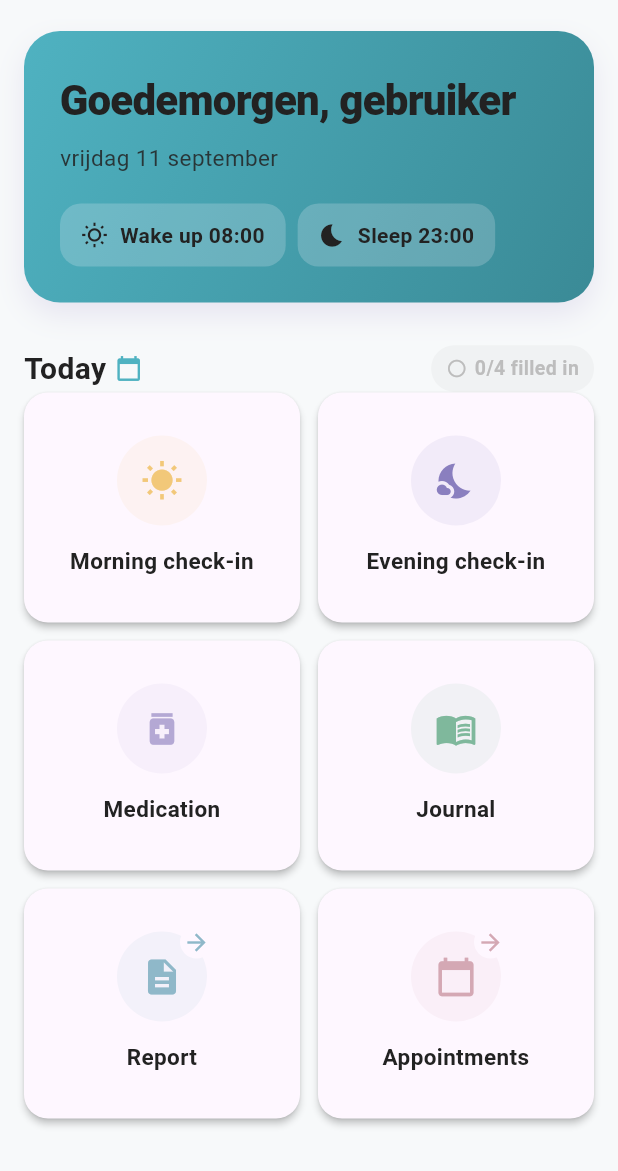
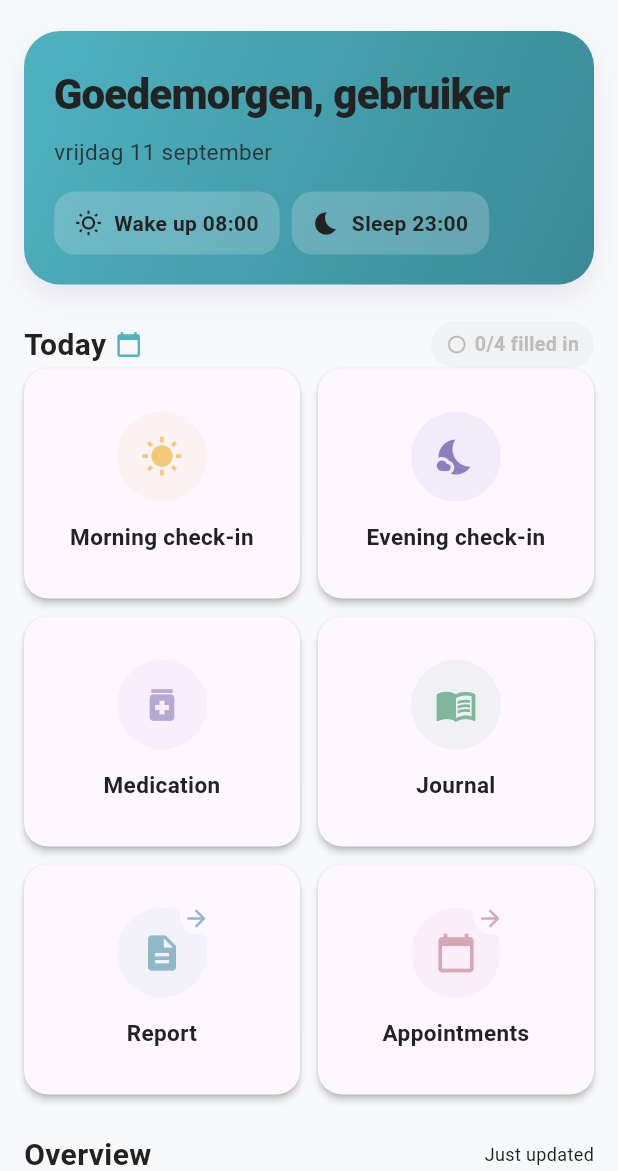
Before and after one commit to danield76799/Ritme, a Flutter app: the DashboardScreen screen opened directly, on a phone screen of 412 x 824 dp, the part 65-1236 px from its top. Run offline on Flutter 3.47's test engine with Material 3 defaults, Android fonts, the phone set to English and light mode, and no system bars; our stand-ins replace file_picker, fl_chart, flutter_local_notifications, flutter_secure_storage, flutter_timezone, hive and 7 more; missing offline and left inert: local_auth_android, local_auth_darwin, workmanager; accounts and stored records are empty; generated files the repository leaves out were written again; statements that could not run were skipped; project files that could hold a hidden picture were left out.

Commit message:
feat(dashboard): UI-verbeteringen + 'je sliep' tekstfix
- Lege states met uitleg + context (slaap, SRT, activiteiten)
- Slaapduur-kaart toont 'Je sliep X per nacht (gem. over n nachten)'
- Activiteiten-kaart met progress-bar ipv alleen cijfer
- Streak-chip naast meter (uit greeting-card gehaald)
- Greeting-card compacter (minder witruimte)
- Actie-tegels (rapport, afspraken) met pijltje-icoon
- Afspraken-tegel toegevoegd (positie 6/6)
- Episodes verwijderd uit menu + routes
- L10N: NL + EN keys voor alle nieuwe teksten

```diff
--- a/lib/l10n/intl_en.arb
+++ b/lib/l10n/intl_en.arb
@@ -7,6 +7,10 @@
   "afspraakVerwijderdNogNotificatiesPending": "Appointment removed. {pending} notifications still pending.",
   "afspraakVerwijderen": "Remove appointment?",
   "afspraken": "Appointments",
+  "jeSliepGemiddeld": "You slept {uren} per night (average over {n} nights)",
+  "slaapVerbeterStemming": "Adequate sleep helps improve your mood.",
+  "srtTooltip": "Regularity in your daily rhythm helps stabilize your biological clock.",
+  "activiteitenUitleg": "Record your fixed daily activities to measure your rhythm.",
   "alleDataVerwijderd": "All data has been deleted!",
   "allesWissen2": "Erase everything",
   "annuleer": "Cancel",
--- a/lib/l10n/intl_nl.arb
+++ b/lib/l10n/intl_nl.arb
@@ -6,6 +6,10 @@
   "afspraakVerwijderd": "Afspraak verwijderd!",
   "afspraakVerwijderdNogNotificatiesPending": "Afspraak verwijderd. Nog {pending} notificaties pending.",
   "afspraakVerwijderen": "Afspraak verwijderen?",
+  "jeSliepGemiddeld": "Je sliep {uren} per nacht (gemiddeld over {n} nachten)",
+  "slaapVerbeterStemming": "Voldoende slaap helpt je stemming te verbeteren.",
+  "srtTooltip": "Regelmatigheid in je dagritme helpt je biologische klok stabiliseren.",
+  "activiteitenUitleg": "Registreer je vaste dagactiviteiten om je ritme te meten.",
   "afspraken": "Afspraken",
   "alleDataVerwijderd": "Alle data is verwijderd!",
   "allesWissen2": "Alles Wissen",
--- a/lib/screens/dashboard_screen.dart
+++ b/lib/screens/dashboard_screen.dart
@@ -22,7 +22,6 @@ import 'crisisplan_screen.dart';
 import 'rapport_screen.dart';
 import '../generated/l10n/app_localizations.dart';
 
-// Add enum for AlertSeverity
 enum AlertSeverity { high, medium }
 
 class DashboardScreen extends StatefulWidget {
@@ -45,7 +44,6 @@ class _DashboardScreenState extends State<DashboardScreen> with WidgetsBindingOb
   Set<String> _checkinTypes = {};
   List<Map<String, dynamic>> _srmActivitiesList = [];
   List<Alert> _alerts = [];
-
 
   int _dagStreak = 0;
   DateTime _selectedDate = DateTime.now();
@@ -71,7 +69,6 @@ class _DashboardScreenState extends State<DashboardScreen> with WidgetsBindingOb
     }
   }
 
-  /// Geoptimaliseerde data laad: batch queries, parallel, geen dubbele calls
   Future<void> _loadData() async {
     try {
       final now = DateTime.now();
@@ -79,7 +76,6 @@ class _DashboardScreenState extends State<DashboardScreen> with WidgetsBindingOb
       final startDateStr = '${weekAgo.year}-${weekAgo.month.toString().padLeft(2, '0')}-${weekAgo.day.toString().padLeft(2, '0')}';
       final endDateStr = '${now.year}-${now.month.toString().padLeft(2, '0')}-${now.day.toString().padLeft(2, '0')}';
 
-      // Alle data parallel ophalen in 3 batch queries (was: 14+ queries)
       final results = await Future.wait([
         db.getSettings(),
         db.getDailyLogsRange(startDateStr, endDateStr),
@@ -90,15 +86,12 @@ class _DashboardScreenState extends State<DashboardScreen> with WidgetsBindingOb
       final dailyLogs = results[1] as List<Map<String, dynamic>>;
       final weeklyActivities = results[2] as List<Map<String, dynamic>>;
 
-      // ---- Dagstatus vandaag (vinkjes op de tegels) ----
       final todayStr = endDateStr;
       final todayLog = dailyLogs.where((l) => l['date'] == todayStr).firstOrNull;
       final todayActs = weeklyActivities.where((a) => a['date'] == todayStr).toList();
 
-      // ---- Checkin-types bepalen (voor vinkjes + meter) ----
       final checkinTypesToday = <String>{};
       if (todayLog != null) {
-        // Ochtend: slaap/q4 ingevuld
         final s = todayLog['uren_slaap'];
         final sNum = s is num ? s.toDouble() : double.tryParse(s?.toString() ?? '');
         final a = todayLog['awake_minutes'];
@@ -108,7 +101,6 @@ class _DashboardScreenState extends State<DashboardScreen> with WidgetsBindingOb
           checkinTypesToday.add('ochtend');
         }
       }
-      // Medicatie: minimaal één intake vandaag met aantal_ingenomen > 0
       try {
         final intake = await db.getMedicationIntake(todayStr);
         final hasMed = intake.any((row) {
@@ -118,12 +110,10 @@ class _DashboardScreenState extends State<DashboardScreen> with WidgetsBindingOb
         });
         if (hasMed) checkinTypesToday.add('medicatie');
       } catch (_) {}
-      // Dagboek: entry bestaat voor vandaag
       try {
         final dagboek = await db.getDagboek(todayStr);
         if (dagboek != null) checkinTypesToday.add('dagboek');
       } catch (_) {}
-      // Avond: SRM-activiteiten 'Eerste contact', 'Werk / Hobby', 'Avondeten', 'Naar bed'
       final avondTypes = {'Eerste contact', 'Werk / Hobby', 'Avondeten', 'Naar bed'};
       final hasAvond = todayActs.any((a) {
         final type = a['activity_type']?.toString() ?? '';
@@ -131,7 +121,7 @@ class _DashboardScreenState extends State<DashboardScreen> with WidgetsBindingOb
       });
       if (hasAvond) checkinTypesToday.add('avond');
 
-      // ---- Dagstreak: opeenvolgende dagen met minstens één log ----
+      // Dagstreak
       int streak = 0;
       for (int i = 0; i < 365; i++) {
         final d = now.subtract(Duration(days: i));
@@ -150,9 +140,6 @@ class _DashboardScreenState extends State<DashboardScreen> with WidgetsBindingOb
           final t = a['actual_time']?.toString() ?? '';
           return t.isNotEmpty && t != '--:--';
         });
-        // Ochtendcheckin heeft GEEN 'stemming_hoog' maar wél
-        // uren_slaap/awake_minutes/q4 — dus check ook op
-        // aanwezigheid van elke dagelijkse log-rij (niet alleen stemming).
         final hasLogEntry = dailyLogs.any((l) => l['date'] == ds);
         if (hasMood || hasSleep || hasSrm || hasLogEntry) {
           streak++;
@@ -161,7 +148,6 @@ class _DashboardScreenState extends State<DashboardScreen> with WidgetsBindingOb
         }
       }
 
-      // Sleep score berekenen uit batch logs (geen 7 losse queries)
       double totalSleep = 0;
       int sleepCount = 0;
       int loggedDaysCount = 0;
@@ -171,7 +157,6 @@ class _DashboardScreenState extends State<DashboardScreen> with WidgetsBindingOb
         final dateStr = log['date']?.toString();
         if (dateStr == null) continue;
 
-        // Slaap uitlezen: eerst sleep_hours, fallback uren_slaap
         final rawSleep = log['sleep_hours'];
         final rawUren = log['uren_slaap'];
         double? sleep;
@@ -190,7 +175,6 @@ class _DashboardScreenState extends State<DashboardScreen> with WidgetsBindingOb
       }
       final avgSleep = sleepCount > 0 ? totalSleep / sleepCount : 0.0;
 
-      // SRT stabiliteit uit batch activiteiten (geen 7 losse queries)
       double totalPScore = 0;
       int totalActivities = 0;
       for (final activity in weeklyActivities) {
@@ -223,7 +207,6 @@ class _DashboardScreenState extends State<DashboardScreen> with WidgetsBindingOb
         });
       }
 
-      // Alerts async in de achtergrond
       BipolarAlertService.instance.runAllChecks().then((alerts) {
         if (mounted) setState(() => _alerts = alerts);
       });
@@ -349,10 +332,10 @@ class _DashboardScreenState extends State<DashboardScreen> with WidgetsBindingOb
           child: Column(
             crossAxisAlignment: CrossAxisAlignment.start,
             children: [
-              // Greeting card
+              // Greeting card - compacter
               Container(
                 width: double.infinity,
-                padding: EdgeInsets.all(24),
+                padding: EdgeInsets.all(20),
                 decoration: BoxDecoration(
                   gradient: isDark
                       ? LinearGradient(
@@ -393,35 +376,7 @@ class _DashboardScreenState extends State<DashboardScreen> with WidgetsBindingOb
                         fontSize: 15,
                       ),
                     ),
-                    // Dagstreak-motivatie
-                    if (_dagStreak > 0) ...[
-                      const SizedBox(height: 10),
-                      Container(
-                        padding: const EdgeInsets.symmetric(horizontal: 10, vertical: 5),
-                        decoration: BoxDecoration(
-                          color: Colors.white.withValues(alpha: 0.2),
-                          borderRadius: BorderRadius.circular(20),
-                        ),
-                        child: Row(
-                          mainAxisSize: MainAxisSize.min,
-                          children: [
-                            const Text('🔥', style: TextStyle(fontSize: 13)),
-                            const SizedBox(width: 6),
-                            Text(
-                              _dagStreak == 1
-                                  ? AppLocalizations.of(context).streakEenDag
-                                  : AppLocalizations.of(context).streakMeerdereDagen(_dagStreak),
-                              style: TextStyle(
-                                color: Theme.of(context).colorScheme.onSurface,
-                                fontSize: 13,
-                                fontWeight: FontWeight.w600,
-                              ),
-                            ),
-                          ],
-                        ),
-                      ),
-                    ],
-                    const SizedBox(height: 18),
+                    const SizedBox(height: 14),
                     Row(
                       children: [
                         _buildTimeChip(Icons.wb_sunny_outlined, AppLocalizations.of(context).opstaan, _settings?['target_opstaan'] ?? '08:00', isDark),
@@ -433,7 +388,7 @@ class _DashboardScreenState extends State<DashboardScreen> with WidgetsBindingOb
                 ),
               ),
 
-              const SizedBox(height: 28),
+              const SizedBox(height: 24),
 
               // Alerts
               if (_alerts.isNotEmpty) ...[
@@ -441,7 +396,7 @@ class _DashboardScreenState extends State<DashboardScreen> with WidgetsBindingOb
                 const SizedBox(height: 16),
               ],
 
-              // Datum-picker + dagstatus-metertje
+              // Datum-picker + dagstatus-metertje + streak-chip
               Row(children: [
                 GestureDetector(
                   onTap: () => _selectDate(context),
@@ -455,6 +410,10 @@ class _DashboardScreenState extends State<DashboardScreen> with WidgetsBindingOb
                   ]),
                 ),
                 const Spacer(),
+                if (_dagStreak > 0) ...[
+                  _buildStreakChip(),
+                  const SizedBox(width: 8),
+                ],
                 _DagStatusMeter(
                   gelogd: _checkinTypes.length,
                   totaal: 4,
@@ -478,7 +437,7 @@ class _DashboardScreenState extends State<DashboardScreen> with WidgetsBindingOb
                 ],
               ),
 
-              const SizedBox(height: 28),
+              const SizedBox(height: 24),
 
               Row(
                 children: [
@@ -488,38 +447,49 @@ class _DashboardScreenState extends State<DashboardScreen> with WidgetsBindingOb
                     Text(_formatLastUpdated(context), style: TextStyle(fontSize: 12, color: theme.textTheme.bodyMedium?.color)),
                 ],
               ),
-              const SizedBox(height: 16),
+              const SizedBox(height: 12),
 
+              // Slaapduur-kaart met context + "je sliep"
               _buildMetricCard(
                 context,
                 icon: Icons.bedtime,
                 title: AppLocalizations.of(context).slaapduurLabel,
-                value: _sleepQuality > 0 ? _formatHours(_sleepQuality) : AppLocalizations.of(context).nogNietGelogdVandaag,
-                subtitle: _loggedDaysCount > 0 ? AppLocalizations.of(context).nachten(_loggedDaysCount) : null,
+                value: _sleepQuality > 0 ? _formatHours(_sleepQuality) : null,
+                emptyValue: AppLocalizations.of(context).nogNietGelogdVandaag,
+                subtitle: _sleepQuality > 0 && _loggedDaysCount > 0
+                    ? AppLocalizations.of(context).jeSliepGemiddeld(_formatHours(_sleepQuality), _loggedDaysCount)
+                    : null,
+                emptyHint: AppLocalizations.of(context).slaapVerbeterStemming,
                 color: const Color(0xFF88B0C7),
                 route: '/sleep-detail',
+                isEmpty: _sleepQuality <= 0,
               ),
               const SizedBox(height: 10),
+              // SRT-score
               _buildMetricCard(
                 context,
                 icon: Icons.schedule,
                 title: AppLocalizations.of(context).srtScore,
-                value: _rhythmStability > 0 ? '${_rhythmStability.round()}%' : AppLocalizations.of(context).logVandaagOmTeZien,
+                value: _rhythmStability > 0 ? '${_rhythmStability.round()}%' : null,
+                emptyValue: AppLocalizations.of(context).logVandaagOmTeZien,
                 subtitle: _rhythmStability > 0 ? _getSrtLabel(_rhythmStability, context) : null,
+                emptyHint: AppLocalizations.of(context).srtTooltip,
                 color: _getSrtColor(_rhythmStability),
                 route: '/rhythm-detail',
+                isEmpty: _rhythmStability <= 0,
               ),
               const SizedBox(height: 10),
-              _buildMetricCard(
+              // Activiteiten met progress-bar
+              _buildActivityMetricCard(
                 context,
                 icon: Icons.local_activity,
                 title: AppLocalizations.of(context).activiteitenDezeWeekLabel,
-                value: _weeklyActivities > 0 ? '$_weeklyActivities' : AppLocalizations.of(context).nogGeenActiviteitenDezeWeek,
+                value: _weeklyActivities,
                 color: AppTheme.warning,
                 route: '/activities-detail',
               ),
 
-              const SizedBox(height: 28),
+              const SizedBox(height: 24),
 
               Row(children: [
                 Text(AppLocalizations.of(context).stemmingTrend, style: TextStyle(fontSize: 20, fontWeight: FontWeight.w700)),
@@ -539,7 +509,33 @@ class _DashboardScreenState extends State<DashboardScreen> with WidgetsBindingOb
     );
   }
 
-  /// DatePicker om eerdere dagen te selecteren voor de check-ins.
+  Widget _buildStreakChip() {
+    return Container(
+      padding: const EdgeInsets.symmetric(horizontal: 10, vertical: 5),
+      decoration: BoxDecoration(
+        color: Colors.orange.withValues(alpha: 0.15),
+        borderRadius: BorderRadius.circular(20),
+      ),
+      child: Row(
+        mainAxisSize: MainAxisSize.min,
+        children: [
+          const Text('🔥', style: TextStyle(fontSize: 13)),
+          const SizedBox(width: 5),
+          Text(
+            _dagStreak == 1
+                ? AppLocalizations.of(context).streakEenDag
+                : AppLocalizations.of(context).streakMeerdereDagen(_dagStreak),
+            style: TextStyle(
+              fontSize: 13,
+              fontWeight: FontWeight.w600,
+              color: Colors.orange.shade700,
+            ),
+          ),
+        ],
+      ),
+    );
+  }
+
   Future<void> _selectDate(BuildContext context) async {
     final picked = await showDatePicker(
       context: context,
@@ -575,11 +571,9 @@ class _DashboardScreenState extends State<DashboardScreen> with WidgetsBindingOb
       final settings = results[0] as Map<String, dynamic>?;
       final dailyLogs = results[1] as List<Map<String, dynamic>>;
       final weeklyActivities = results[2] as List<Map<String, dynamic>>;
-      // Dagstatus voor de geselecteerde datum
       final selectedDs = ds;
       final todayLogForDate = dailyLogs.where((l) => l['date'] == selectedDs).firstOrNull;
       final todayActsForDate = weeklyActivities.where((a) => a['date'] == selectedDs).toList();
-      // Checkin-types voor de geselecteerde datum
       final checkinTypesForDate = <String>{};
       if (todayLogForDate != null) {
         final s = todayLogForDate['uren_slaap'];
@@ -600,7 +594,6 @@ class _DashboardScreenState extends State<DashboardScreen> with WidgetsBindingOb
         });
         if (hasMed) checkinTypesForDate.add('medicatie');
       } catch (_) {}
-      // Dagboek: entry bestaat voor de geselecteerde datum
       try {
         final dagboek = await db.getDagboek(selectedDs);
         if (dagboek != null) checkinTypesForDate.add('dagboek');
@@ -637,9 +630,6 @@ class _DashboardScreenState extends State<DashboardScreen> with WidgetsBindingOb
       {required IconData icon, required Color color, required String title,
        required String route, DateTime? date, bool isOchtend = false}) {
     final ds = '${date!.year}-${date.month.toString().padLeft(2, '0')}-${date.day.toString().padLeft(2, '0')}';
-    // Per checkin-type specifieke criteria:
-    // - Ochtend: slaap/q4 ingevuld (uren_slaap of awake_minutes of q4_slaapbehoefte)
-    // - Avond: SRM-activiteiten van de avond-checkin (excl. 'Opstaan' = ochtend)
     bool hasLog;
     if (isOchtend) {
       hasLog = _dailyLogs.any((l) {
@@ -652,9 +642,6 @@ class _DashboardScreenState extends State<DashboardScreen> with WidgetsBindingOb
         return (sNum != null && sNum > 0) || (aNum > 0) || q != null;
       });
     } else {
-      // Avond checkin schrijft SRM-activiteiten 'Eerste contact', 'Werk / Hobby',
-      // 'Avondeten', 'Naar bed' — maar NIET 'Opstaan' (die is van de ochtend).
-      // De ochtendcheckin schrijft ook 'stemming_hoog', dus dat is geen discriminator.
       final avondTypes = {'Eerste contact', 'Werk / Hobby', 'Avondeten', 'Naar bed'};
       hasLog = _srmActivitiesList.any((a) {
         if (a['date'] != ds) return false;
@@ -695,7 +682,6 @@ class _DashboardScreenState extends State<DashboardScreen> with WidgetsBindingOb
       openColor: Theme.of(context).scaffoldBackgroundColor,
       onClosed: (_) {
         _loadData();
-        // Vinkjes voor de GEKOZEN datum herladen (vandaag of eerdere dag)
         if (_selectedDate.difference(DateTime.now()).inDays != 0) {
           _loadDataForDate(_selectedDate);
         }
@@ -718,7 +704,6 @@ class _DashboardScreenState extends State<DashboardScreen> with WidgetsBindingOb
                     ),
                     child: Icon(icon, color: color, size: 28),
                   ),
-                  // Groen vinkje zodra vandaag gelogd
                   if (done)
                     Positioned(
                       right: -4,
@@ -732,7 +717,6 @@ class _DashboardScreenState extends State<DashboardScreen> with WidgetsBindingOb
                         child: Icon(Icons.check_circle, color: AppTheme.success, size: 20),
                       ),
                     )
-                  // Actie-tegel (geen registratie): pijltje i.p.v. vinkje
                   else if (isAction)
                     Positioned(
                       right: -4,
@@ -760,36 +744,16 @@ class _DashboardScreenState extends State<DashboardScreen> with WidgetsBindingOb
     );
   }
 
-  String? get _initialDateArg {
-    final now = DateTime.now();
-    final diff = _selectedDate.difference(now).inDays;
-    if (diff == 0) return null; // vandaag → geen initialDate (normale flow)
-    return '${_selectedDate.year}-${_selectedDate.month.toString().padLeft(2, '0')}-${_selectedDate.day.toString().padLeft(2, '0')}';
-  }
-
-  Widget _routeBuilder(String route, {void Function({bool? returnValue})? closeContainer}) {
-    switch (route) {
-      case '/mood': return MoodAssessmentScreen(onClose: closeContainer == null ? null : (saved) => closeContainer(returnValue: saved));
-      case '/dagboek': return DagboekScreen(onClose: closeContainer == null ? null : (saved) => closeContainer(returnValue: saved));
-      case '/morning-checkin': return MorningCheckInScreen(
-        initialDate: _initialDateArg,
-        onClose: closeContainer == null ? null : (saved) => closeContainer(returnValue: saved));
-      case '/evening-checkin': return EveningCheckInScreen(
-        initialDate: _initialDateArg,
-        onClose: closeContainer == null ? null : (saved) => closeContainer(returnValue: saved));
-      case '/activity': return ActivityScreen();
-      case '/medication': return MedicationScreen();
-      case '/weight': return WeightScreen();
-      case '/appointments': return AppointmentsScreen();
-      case '/voortekenen': return VoortekenenScreen();
-      case '/crisisplan': return CrisisPlanScreen();
-      case '/rapport': return RapportScreen();
-      default: return SizedBox.shrink();
-    }
-  }
-
   Widget _buildMetricCard(BuildContext context,
-      {required IconData icon, required String title, required String value, String? subtitle, required Color color, required String route}) {
+      {required IconData icon,
+      required String title,
+      required String? value,
+      String? emptyValue,
+      String? subtitle,
+      String? emptyHint,
+      required Color color,
+      required String route,
+      bool isEmpty = false}) {
     final theme = Theme.of(context);
     return Material(
       color: theme.cardColor,
@@ -813,11 +777,14 @@ class _DashboardScreenState extends State<DashboardScreen> with WidgetsBindingOb
                   children: [
                     Text(title, style: TextStyle(fontWeight: FontWeight.w600, fontSize: 16)),
                     const SizedBox(height: 4),
-                    Text(value, style: TextStyle(fontWeight: FontWeight.w700, fontSize: value.length > 12 ? 14 : 18)),
-                    if (subtitle != null) ...[
-                      const SizedBox(height: 4),
-                      Text(subtitle, style: TextStyle(fontSize: 14, color: theme.textTheme.bodyMedium?.color)),
-                    ],
+                    if (isEmpty && emptyHint != null)
+                      Text(emptyHint, style: TextStyle(fontSize: 14, color: theme.textTheme.bodyMedium?.color?.withValues(alpha: 0.7)))
+                    else if (subtitle != null)
+                      Text(subtitle, style: TextStyle(fontSize: 15, fontWeight: FontWeight.w500, color: theme.textTheme.bodyMedium?.color?.withValues(alpha: 0.85))),
+                    if (value != null)
+                      Text(value, style: TextStyle(fontWeight: FontWeight.w700, fontSize: value.length > 12 ? 14 : 18))
+                    else if (emptyValue != null)
+                      Text(emptyValue, style: TextStyle(fontWeight: FontWeight.w700, fontSize: 18, color: theme.textTheme.bodyMedium?.color?.withValues(alpha: 0.6))),
                   ],
                 ),
               ),
@@ -826,6 +793,94 @@ class _DashboardScreenState extends State<DashboardScreen> with WidgetsBindingOb
         ),
       ),
     );
+  }
+
+  Widget _buildActivityMetricCard(BuildContext context,
+      {required IconData icon,
+      required String title,
+      required int value,
+      required Color color,
+      required String route}) {
+    final theme = Theme.of(context);
+    final isEmpty = value <= 0;
+    return Material(
+      color: theme.cardColor,
+      borderRadius: BorderRadius.circular(16),
+      child: InkWell(
+        onTap: () => Navigator.pushNamed(context, route),
+        borderRadius: BorderRadius.circular(16),
+        child: Padding(
+          padding: const EdgeInsets.symmetric(horizontal: 18, vertical: 16),
+          child: Row(
+            children: [
+              Container(
+                padding: const EdgeInsets.all(12),
+                decoration: BoxDecoration(color: color.withValues(alpha: 0.1), borderRadius: BorderRadius.circular(14)),
+                child: Icon(icon, color: color, size: 24),
+              ),
+              const SizedBox(width: 16),
+              Expanded(
+                child: Column(
+                  crossAxisAlignment: CrossAxisAlignment.start,
+                  children: [
+                    Text(title, style: TextStyle(fontWeight: FontWeight.w600, fontSize: 16)),
+                    const SizedBox(height: 6),
+                    if (isEmpty)
+                      Text(AppLocalizations.of(context).nogGeenActiviteitenDezeWeek, style: TextStyle(fontSize: 14, color: theme.textTheme.bodyMedium?.color?.withValues(alpha: 0.7)))
+                    else
+                      Row(
+                        children: [
+                          Expanded(
+                            child: ClipRRect(
+                              borderRadius: BorderRadius.circular(4),
+                              child: LinearProgressIndicator(
+                                value: (value / 5).clamp(0.0, 1.0),
+                                backgroundColor: color.withValues(alpha: 0.2),
+                                valueColor: AlwaysStoppedAnimation(color),
+                                minHeight: 6,
+                              ),
+                            ),
+                          ),
+                          const SizedBox(width: 10),
+                          Text('$value/5', style: TextStyle(fontWeight: FontWeight.w700, fontSize: 15)),
+                        ],
+                      ),
+                  ],
+                ),
+              ),
+            ],
+          ),
+        ),
+      ),
+    );
+  }
+
+  String? get _initialDateArg {
+    final now = DateTime.now();
+    final diff = _selectedDate.difference(now).inDays;
+    if (diff == 0) return null;
+    return '${_selectedDate.year}-${_selectedDate.month.toString().padLeft(2, '0')}-${_selectedDate.day.toString().padLeft(2, '0')}';
+  }
+
+  Widget _routeBuilder(String route, {void Function({bool? returnValue})? closeContainer}) {
+    switch (route) {
+      case '/mood': return MoodAssessmentScreen(onClose: closeContainer == null ? null : (saved) => closeContainer(returnValue: saved));
+      case '/dagboek': return DagboekScreen(onClose: closeContainer == null ? null : (saved) => closeContainer(returnValue: saved));
+      case '/morning-checkin': return MorningCheckInScreen(
+        initialDate: _initialDateArg,
+        onClose: closeContainer == null ? null : (saved) => closeContainer(returnValue: saved));
+      case '/evening-checkin': return EveningCheckInScreen(
+        initialDate: _initialDateArg,
+        onClose: closeContainer == null ? null : (saved) => closeContainer(returnValue: saved));
+      case '/activity': return ActivityScreen();
+      case '/medication': return MedicationScreen();
+      case '/weight': return WeightScreen();
+      case '/appointments': return AppointmentsScreen();
+      case '/voortekenen': return VoortekenenScreen();
+      case '/crisisplan': return CrisisPlanScreen();
+      case '/rapport': return RapportScreen();
+      default: return SizedBox.shrink();
+    }
   }
 
   Widget _buildAlertCard(Alert alert, ThemeData theme) {
@@ -885,7 +940,6 @@ class _DashboardScreenState extends State<DashboardScreen> with WidgetsBindingOb
   }
 }
 
-/// Compact metertje "x/y gelogd" naast de Vandaag-kop.
 class _DagStatusMeter extends StatelessWidget {
   final int gelogd;
   final int totaal;
```
